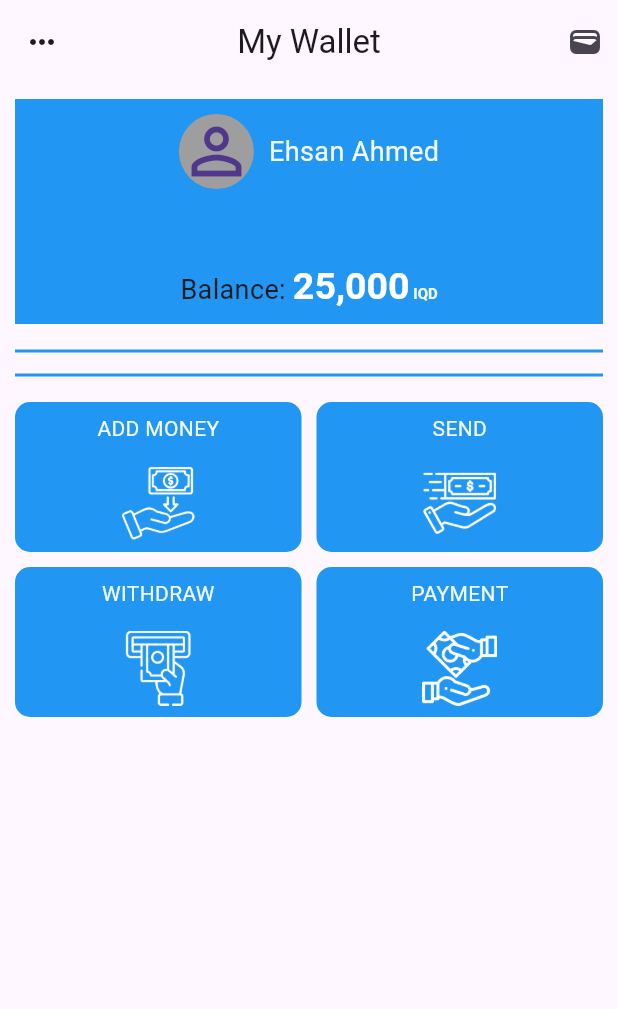
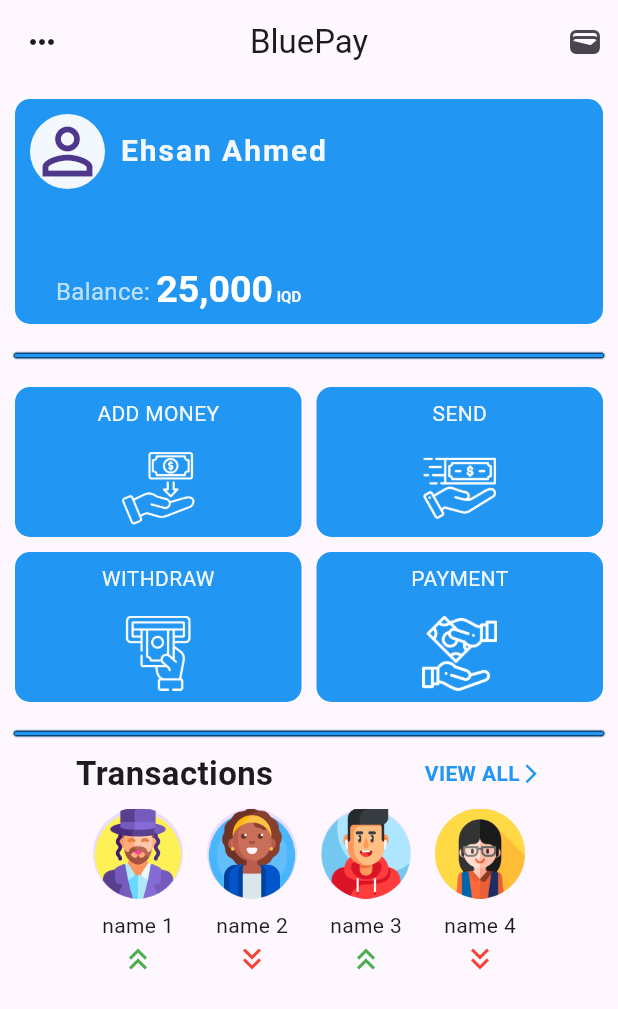
Before and after one commit to e7san99/wallet, a Flutter app: the screen it shows after launch, on a phone screen of 412 x 824 dp. Shown: the top 1009 px of the screen. Run offline on Flutter 3.47's test engine with Material 3 defaults, Android fonts, the phone set to English and light mode, and no system bars; our stand-ins replace mask_text_input_formatter, shimmer.

Commit message:
HomePage is Done

```diff
--- a/lib/main.dart
+++ b/lib/main.dart
@@ -14,7 +14,7 @@ class MyApp extends StatelessWidget {
   Widget build(BuildContext context) {
     return const MaterialApp(
       debugShowCheckedModeBanner: false,
-      title: 'Wallet',
+      title: 'BluePay',
       home: HomePage(),
     );
   }
--- a/lib/screen/home.dart
+++ b/lib/screen/home.dart
@@ -1,4 +1,5 @@
 import 'package:flutter/material.dart';
+import 'package:wallet/components/reusable/shimmer.dart';
 import 'package:wallet/components/theme/theme.dart';
 
 class HomePage extends StatefulWidget {
@@ -9,25 +10,74 @@ class HomePage extends StatefulWidget {
 }
 
 class _HomePageState extends State<HomePage> {
-  List<String> title = [
+  List<String> titles = [
     'ADD MONEY',
     'SEND',
     'WITHDRAW',
     'PAYMENT',
   ];
-  List<String> images = [
+  List<String> iconImages = [
     'add.png',
     'send.png',
     'withdraw.png',
     'payment.png',
   ];
+  List<String> avatars = [
+    'boy1.png',
+    'girl1.png',
+    'boy2.png',
+    'girl2.png',
+  ];
+  List<String> names = [
+    'name 1',
+    'name 2',
+    'name 3',
+    'name 4',
+  ];
+  List<Icon> iconAvatars = [
+    const Icon(
+      Icons.keyboard_double_arrow_up,
+      color: Colors.green,
+    ),
+    const Icon(
+      Icons.keyboard_double_arrow_down,
+      color: Colors.red,
+    ),
+    const Icon(
+      Icons.keyboard_double_arrow_up,
+      color: Colors.green,
+    ),
+    const Icon(
+      Icons.keyboard_double_arrow_down,
+      color: Colors.red,
+    ),
+  ];
+  Container divider = Container(
+    margin: const EdgeInsets.all(10),
+    height: 2,
+    decoration: BoxDecoration(
+      color: backgroundColor,
+      boxShadow: List.filled(
+        10,
+        const BoxShadow(
+          blurRadius: 0.4,
+          color: Color.fromRGBO(3, 63, 116, 1),
+        ),
+      ),
+    ),
+    child: Divider(
+      color: backgroundColor,
+      indent: 10,
+      endIndent: 10,
+    ),
+  );
   @override
   Widget build(BuildContext context) {
     return Scaffold(
       //backgroundColor: Colors.grey[800],
       appBar: AppBar(
         leading: const Icon(Icons.more_horiz),
-        title: const Text('My Wallet'),
+        title: const Text('BluePay'),
         centerTitle: true,
         elevation: 0,
         actions: const [
@@ -37,7 +87,8 @@ class _HomePageState extends State<HomePage> {
           )
         ],
       ),
-      body: Column(
+      body: SingleChildScrollView(
+        child: Column(
           crossAxisAlignment: CrossAxisAlignment.center,
           mainAxisAlignment: MainAxisAlignment.start,
           children: [
@@ -46,22 +97,24 @@ class _HomePageState extends State<HomePage> {
               child: Container(
                 padding: const EdgeInsets.all(10),
                 height: 150,
-              width: double.infinity,
+                decoration: BoxDecoration(
                   color: backgroundColor,
+                  borderRadius: BorderRadius.circular(10),
+                ),
                 child: Row(
-                mainAxisAlignment: MainAxisAlignment.spaceAround,
+                  mainAxisAlignment: MainAxisAlignment.start,
                   children: [
                     Column(
                       mainAxisAlignment: MainAxisAlignment.spaceBetween,
                       children: [
                         Row(
                           crossAxisAlignment: CrossAxisAlignment.center,
-                        // mainAxisAlignment: MainAxisAlignment.s,
+                          // mainAxisAlignment: MainAxisAlignment.start,
                           children: [
-                          const CircleAvatar(
-                            backgroundColor: Colors.grey,
+                            CircleAvatar(
+                              backgroundColor: foregroundColor,
                               radius: 25,
-                            child: Icon(
+                              child: const Icon(
                                 Icons.person_outline_outlined,
                                 size: 50,
                               ),
@@ -71,8 +124,12 @@ class _HomePageState extends State<HomePage> {
                             ),
                             Text(
                               'Ehsan Ahmed',
-                            style:
-                                TextStyle(fontSize: 18, color: foregroundColor),
+                              style: TextStyle(
+                                fontSize: 20,
+                                letterSpacing: 1.3,
+                                fontWeight: FontWeight.w600,
+                                color: foregroundColor,
+                              ),
                             ),
                           ],
                         ),
@@ -82,7 +139,10 @@ class _HomePageState extends State<HomePage> {
                           children: [
                             const Text(
                               'Balance: ',
-                            style: TextStyle(fontSize: 18),
+                              style: TextStyle(
+                                color: Colors.white70,
+                                fontSize: 16,
+                              ),
                             ),
                             RichText(
                               text: TextSpan(
@@ -97,7 +157,8 @@ class _HomePageState extends State<HomePage> {
                                   TextSpan(
                                       text: ' IQD',
                                       style: TextStyle(
-                                        fontSize: 10, color: foregroundColor)),
+                                          fontSize: 10,
+                                          color: foregroundColor)),
                                 ],
                               ),
                             ),
@@ -122,20 +183,9 @@ class _HomePageState extends State<HomePage> {
                 ),
               ),
             ),
-          Divider(
-            color: backgroundColor,
-            indent: 10,
-            endIndent: 10,
-            thickness: 2,
-          ),
-          Divider(
-            color: backgroundColor,
-            indent: 10,
-            endIndent: 10,
-            thickness: 2,
-          ),
-          Expanded(
-            child: GridView.builder(
+            divider,
+            GridView.builder(
+              shrinkWrap: true,
               itemCount: 4,
               padding: const EdgeInsets.all(10),
               gridDelegate: const SliverGridDelegateWithFixedCrossAxisCount(
@@ -148,27 +198,91 @@ class _HomePageState extends State<HomePage> {
                 return Container(
                   height: 100,
                   decoration: BoxDecoration(
-                      color: Colors.blue,
-                      borderRadius: BorderRadius.circular(10)),
+                    color: backgroundColor,
+                    borderRadius: BorderRadius.circular(10),
+                  ),
                   child: Column(
                     mainAxisAlignment: MainAxisAlignment.spaceAround,
                     children: [
                       Text(
-                        title[index],
+                        titles[index],
                         style: TextStyle(color: foregroundColor),
                       ),
                       Image.asset(
                         height: 50,
                         fit: BoxFit.fill,
-                        'assets/img/${images[index]}',
+                        'assets/img/${iconImages[index]}',
                       ),
                     ],
                   ),
                 );
               },
             ),
+            divider,
+            Row(
+              mainAxisAlignment: MainAxisAlignment.spaceAround,
+              children: [
+                const Text(
+                  'Transactions',
+                  style: TextStyle(fontSize: 22, fontWeight: FontWeight.bold),
+                ),
+                GestureDetector(
+                  child: Row(
+                    children: [
+                      Text(
+                        'VIEW ALL',
+                        style: TextStyle(
+                          fontSize: 14,
+                          color: backgroundColor,
+                          fontWeight: FontWeight.bold,
+                        ),
+                      ),
+                      Icon(
+                        Icons.arrow_forward_ios,
+                        size: 15,
+                        color: backgroundColor,
+                      )
+                    ],
+                  ),
                 ),
               ],
+            ),
+            SizedBox(
+              height: 160,
+              child: ListView.separated(
+                shrinkWrap: true,
+                scrollDirection: Axis.horizontal,
+                itemBuilder: (context, index) {
+                  //return const ShimmerWidget();
+                  return GestureDetector(
+                    onTap: () {
+                      print(names[index]);
+                    },
+                    child: Column(
+                      children: [
+                        Padding(
+                          padding: const EdgeInsets.all(8.0),
+                          child: CircleAvatar(
+                            radius: 30,
+                            child: Image.asset(
+                              // height: 20,
+                              fit: BoxFit.contain,
+                              'assets/img/${avatars[index]}',
+                            ),
+                          ),
+                        ),
+                        Text(names[index]),
+                        iconAvatars[index],
+                      ],
+                    ),
+                  );
+                },
+                separatorBuilder: (context, index) => const Divider(),
+                itemCount: avatars.length,
+              ),
+            ),
+          ],
+        ),
       ),
     );
   }
```
Also changed, not shown: assets/img/boy1.png (added), assets/img/boy2.png (added), assets/img/girl1.png (added), assets/img/girl2.png (added). Lines whose indentation alone changed are shown as unchanged.
